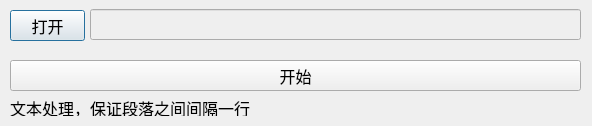
Above: qt_project/nl_del/nl_del.ui from RockyChing/qt_play before the change. Below: the same form after it.
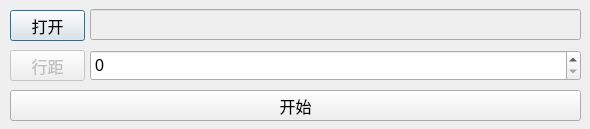
That is the form after the change.

Commit message: Update: new line controlled using QSpinBox

What changed in the file:
```diff
--- a/qt_project/nl_del/nl_del.ui
+++ b/qt_project/nl_del/nl_del.ui
@@ -6,10 +6,15 @@
    <rect>
     <x>0</x>
     <y>0</y>
-    <width>592</width>
-    <height>126</height>
+    <width>590</width>
+    <height>129</height>
    </rect>
   </property>
+  <property name="font">
+   <font>
+    <pointsize>12</pointsize>
+   </font>
+  </property>
   <property name="windowTitle">
    <string>删除换行符</string>
   </property>
@@ -53,7 +58,7 @@
    <property name="geometry">
     <rect>
      <x>10</x>
-     <y>60</y>
+     <y>90</y>
      <width>571</width>
      <height>31</height>
     </rect>
@@ -67,13 +72,16 @@
     <string>开始</string>
    </property>
   </widget>
-  <widget class="QLabel" name="label">
+  <widget class="QPushButton" name="btnNlDelOpen_2">
+   <property name="enabled">
+    <bool>false</bool>
+   </property>
    <property name="geometry">
     <rect>
      <x>10</x>
-     <y>100</y>
-     <width>241</width>
-     <height>16</height>
+     <y>50</y>
+     <width>75</width>
+     <height>31</height>
     </rect>
    </property>
    <property name="font">
@@ -82,7 +90,37 @@
     </font>
    </property>
    <property name="text">
-    <string>文本处理，保证段落之间间隔一行</string>
+    <string>行距</string>
+   </property>
+  </widget>
+  <widget class="QSpinBox" name="spinBoxLineNum">
+   <property name="geometry">
+    <rect>
+     <x>90</x>
+     <y>50</y>
+     <width>491</width>
+     <height>31</height>
+    </rect>
+   </property>
+   <property name="minimumSize">
+    <size>
+     <width>491</width>
+     <height>31</height>
+    </size>
+   </property>
+   <property name="font">
+    <font>
+     <pointsize>12</pointsize>
+    </font>
+   </property>
+   <property name="minimum">
+    <number>0</number>
+   </property>
+   <property name="maximum">
+    <number>3</number>
+   </property>
+   <property name="value">
+    <number>0</number>
    </property>
   </widget>
  </widget>
```
Left out of the diff: 2 changed lines with no effect on the pictures. The commit also changes 3 other files.
